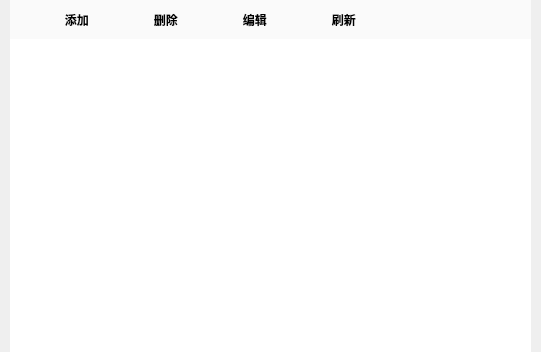
Bamboo-a-i/QtExamAdmin, file QueryCenter/formmajor.ui: the form before one commit.
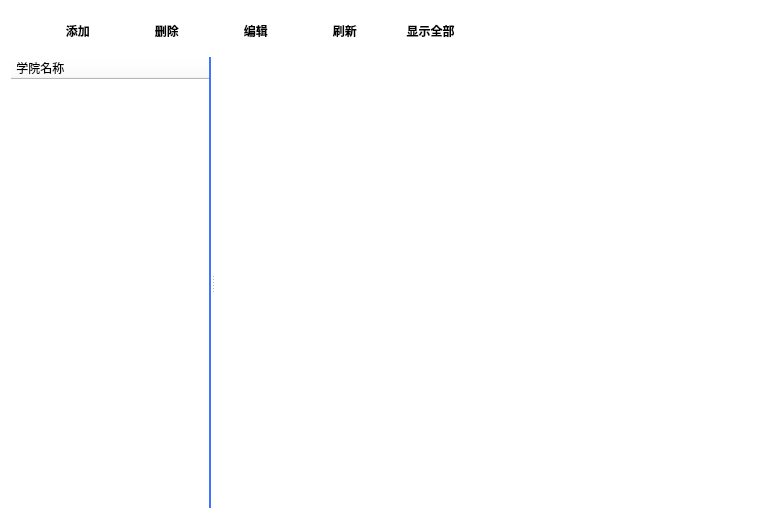
The form after the commit. Icons and pictures are not drawn.

Patch:
```diff
--- a/QueryCenter/formmajor.ui
+++ b/QueryCenter/formmajor.ui
@@ -6,29 +6,24 @@
    <rect>
     <x>0</x>
     <y>0</y>
-    <width>541</width>
-    <height>352</height>
+    <width>765</width>
+    <height>519</height>
    </rect>
   </property>
   <property name="windowTitle">
    <string>Form</string>
   </property>
   <property name="styleSheet">
-   <string notr="true">#FormCollege
+   <string notr="true">QWidget
 {
 	
 	background-color: #ffffff;
 }
-#widgetTop
-{
-	
-	background-color: #FAFAFA;
-}
 
 QToolButton {
 border: none;
 border-radius: 3px;
-background-color: #FAFAFA;
+background-color: #ffffff;
 min-width: 80px;
 font-family: &quot;Microsoft YaHei&quot;;
 font-size:9pt;
@@ -47,29 +42,25 @@
 color:gray;
 }
 
-QTableView
+QTableView,QTreeView
 {
 	border:none;
+}
+
+QTreeView
+{
+	border-right:2px solid #3E75FF;
 }</string>
   </property>
   <layout class="QGridLayout" name="gridLayout_2">
-   <property name="leftMargin">
-    <number>10</number>
-   </property>
-   <property name="topMargin">
-    <number>0</number>
-   </property>
-   <property name="rightMargin">
-    <number>10</number>
-   </property>
-   <property name="bottomMargin">
-    <number>0</number>
-   </property>
-   <property name="spacing">
-    <number>0</number>
-   </property>
    <item row="0" column="0">
     <widget class="QWidget" name="widgetTop" native="true">
+     <property name="maximumSize">
+      <size>
+       <width>16777215</width>
+       <height>40</height>
+      </size>
+     </property>
      <layout class="QGridLayout" name="gridLayout">
       <property name="leftMargin">
        <number>9</number>
@@ -123,6 +114,9 @@
       </item>
       <item row="0" column="1">
        <widget class="QToolButton" name="tBtnAdd">
+        <property name="enabled">
+         <bool>false</bool>
+        </property>
         <property name="text">
          <string>  添加</string>
         </property>
@@ -158,7 +152,7 @@
         </property>
        </widget>
       </item>
-      <item row="0" column="5">
+      <item row="0" column="6">
        <spacer name="horizontalSpacer">
         <property name="orientation">
          <enum>Qt::Horizontal</enum>
@@ -171,11 +165,59 @@
         </property>
        </spacer>
       </item>
+      <item row="0" column="5">
+       <widget class="QToolButton" name="tBtnShowAll">
+        <property name="minimumSize">
+         <size>
+          <width>80</width>
+          <height>0</height>
+         </size>
+        </property>
+        <property name="maximumSize">
+         <size>
+          <width>16777215</width>
+          <height>16777215</height>
+         </size>
+        </property>
+        <property name="text">
+         <string>显示全部</string>
+        </property>
+        <property name="icon">
+         <iconset resource="../icon.qrc">
+          <normaloff>:/res/icon/all.png</normaloff>:/res/icon/all.png</iconset>
+        </property>
+        <property name="toolButtonStyle">
+         <enum>Qt::ToolButtonTextBesideIcon</enum>
+        </property>
+       </widget>
+      </item>
      </layout>
     </widget>
    </item>
    <item row="1" column="0">
-    <widget class="QTableView" name="tableView"/>
+    <widget class="QSplitter" name="splitter">
+     <property name="orientation">
+      <enum>Qt::Horizontal</enum>
+     </property>
+     <widget class="QTreeWidget" name="treeWidget">
+      <property name="maximumSize">
+       <size>
+        <width>200</width>
+        <height>16777215</height>
+       </size>
+      </property>
+      <column>
+       <property name="text">
+        <string> 学院名称</string>
+       </property>
+       <property name="icon">
+        <iconset resource="../icon.qrc">
+         <normaloff>:/res/icon/dir1.png</normaloff>:/res/icon/dir1.png</iconset>
+       </property>
+      </column>
+     </widget>
+     <widget class="QTableView" name="tableView"/>
+    </widget>
    </item>
   </layout>
  </widget>
```
